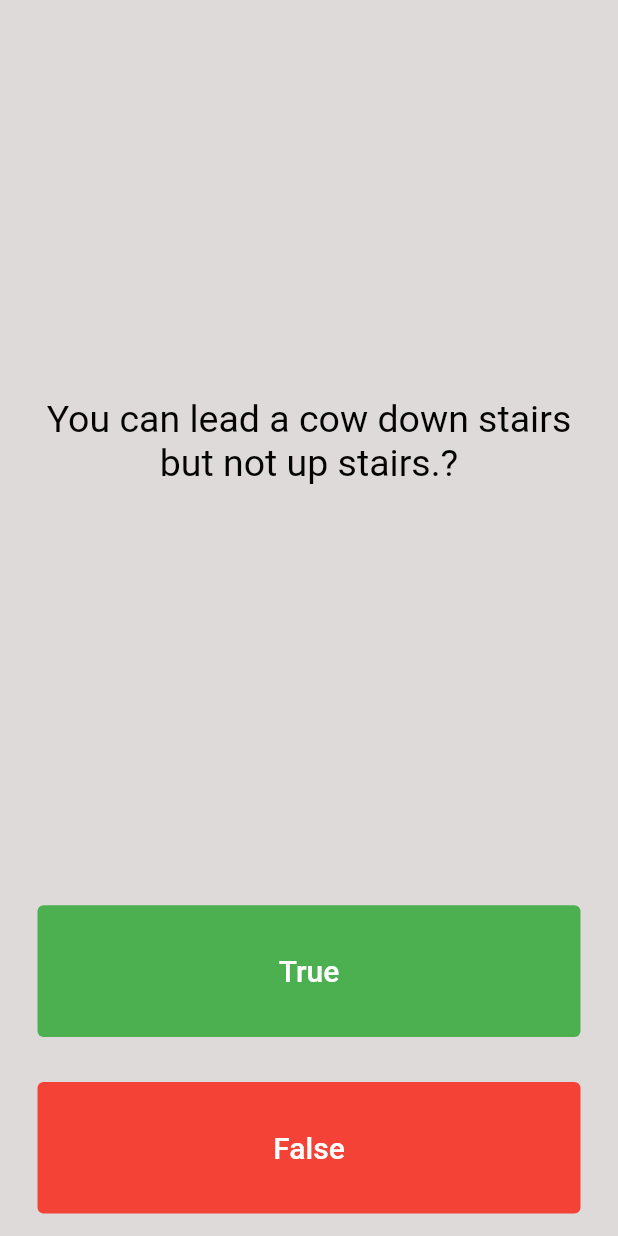
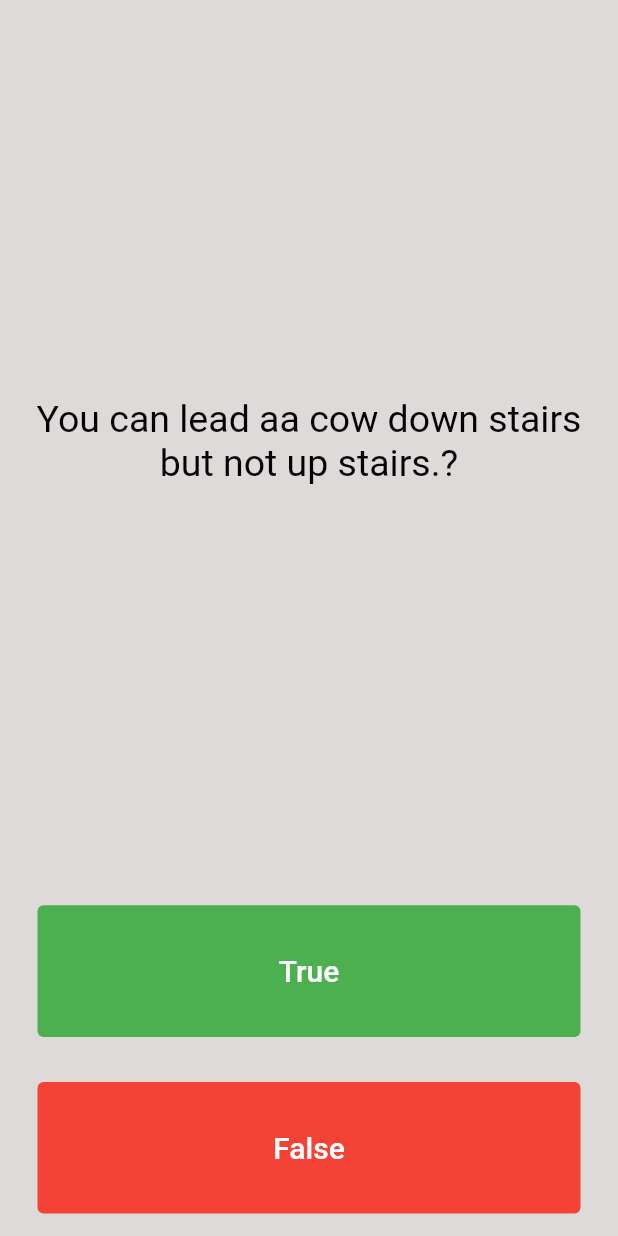
Before and after one commit to divyakodenikiri/quizzlerdivya_20122022, a Flutter app: the screen it shows after launch, on a phone screen of 412 x 824 dp. Run offline on Flutter 3.47's test engine with Material 2 defaults, Android fonts, the phone set to English and light mode, and no system bars.

Commit message:
by shahanaz

```diff
--- a/lib/main.dart
+++ b/lib/main.dart
@@ -27,7 +27,7 @@ class QuizPage extends StatefulWidget {
 class _QuizPageState extends State<QuizPage> {
   List<Icon> scorkeeper = [];
   List<String> questions = [
-    'You can lead a cow down stairs but not up stairs.?',
+    'You can lead aa cow down stairs but not up stairs.?',
     'Approximately one quarter of human bones are in the feet.?',
     'A slug\'s blood is green.?',
   ];
```
